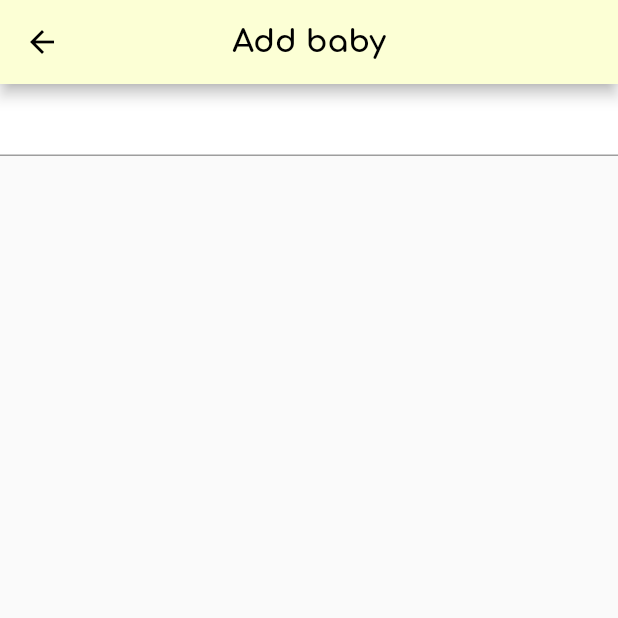
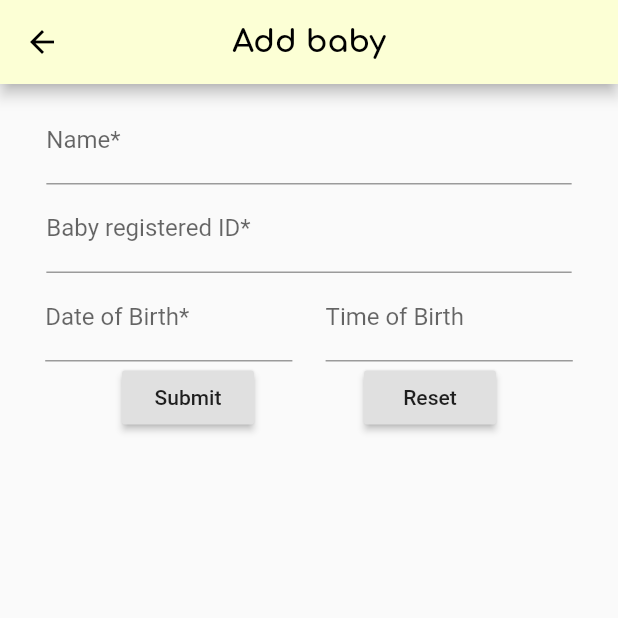
Before and after one commit to laipenghung/Bundle-Of-Joy, a Flutter app: the AddBaby screen opened directly, on a phone screen of 412 x 824 dp, the top half of it. Run offline on Flutter 3.47's test engine with Material 2 defaults, Android fonts, the light colour scheme and no system bars; drawn by our look-alikes of flutter_form_builder; our stand-ins replace cloud_firestore, firebase_auth, firebase_core, flutter_local_notifications, flutter_native_timezone, flutter_signin_button and 6 more; missing offline and left inert: flare_splash_screen, flutter_facebook_login, flutter_phone_direct_caller, fluttercontactpicker; accounts and stored records are empty.

Commit message:
Add baby form 50%

```diff
--- a/main/bundle_of_joy/lib/MotherHealthTracking/healthTrackingMother.dart
+++ b/main/bundle_of_joy/lib/MotherHealthTracking/healthTrackingMother.dart
@@ -17,7 +17,7 @@ class _HealthTrackingMotherState extends State<HealthTrackingMother> {
     final _listField = ["mh_id", "mh_date", "mh_time", "mh_bloodPressure", "mh_bloodSugar", "mh_height", "mh_weight", "mh_day_of_pregnancy"];
     List<HealthReport> _listInfo = List<HealthReport>();
 
-    if (collection.hasData) {
+    if (collection.data.docs.isNotEmpty) {
       if (collection.connectionState == ConnectionState.waiting) {
         return Center(
           child: Column(
--- a/main/bundle_of_joy/lib/baby/addBaby.dart
+++ b/main/bundle_of_joy/lib/baby/addBaby.dart
@@ -2,7 +2,9 @@ import "package:flutter/cupertino.dart";
 import "package:flutter/material.dart";
 import "package:firebase_auth/firebase_auth.dart";
 import "package:cloud_firestore/cloud_firestore.dart";
+import 'package:intl/intl.dart';
 import "baby.dart";
+import "package:flutter_form_builder/flutter_form_builder.dart";
 
 class AddBaby extends StatefulWidget {
   @override
@@ -10,11 +12,14 @@ class AddBaby extends StatefulWidget {
 }
 
 class _AddBaby extends State<AddBaby>{
+  final GlobalKey<FormBuilderState> _key = GlobalKey<FormBuilderState>();
 
   @override
   Widget build(BuildContext context) {
     final User user = FirebaseAuth.instance.currentUser;
     //DocumentReference babyDoc = FirebaseFirestore.instance.collection("mother").doc(user.uid).collection("baby");
+    double longWidth = MediaQuery.of(context).size.width * 0.85;
+    double shortWidth = MediaQuery.of(context).size.width * 0.4;
     double fontSizeTitle = MediaQuery.of(context).size.width * 0.05;
 
     return Scaffold(
@@ -34,10 +39,89 @@ class _AddBaby extends State<AddBaby>{
         backgroundColor: Color(0xFFFCFFD5),
         centerTitle: true,
       ),
-      body: Container(
-        color: Colors.white,
-        child: TextFormField(
-
+      body: FormBuilder(
+        key: _key,
+        child: Padding(
+          padding: EdgeInsets.all(8.0),
+          child: Column(
+            children: [
+              Row(
+                mainAxisAlignment: MainAxisAlignment.center,
+                children: [
+                  Container(
+                    width: longWidth,
+                    child: FormBuilderTextField(
+                      attribute: "name",
+                      decoration: InputDecoration(labelText: "Name*"),
+                      validators: [
+                        FormBuilderValidators.required(),
+                      ],
+                    ),
+                  ),
+                ],
+              ),
+              Row(
+                mainAxisAlignment: MainAxisAlignment.center,
+                children: [
+                  Container(
+                    width: longWidth,
+                    child: FormBuilderTextField(
+                      attribute: "registered_id",
+                      decoration: InputDecoration(labelText: "Baby registered ID*"),
+                      validators: [
+                        FormBuilderValidators.required(),
+                      ],
+                    ),
+                  ),
+                ],
+              ),
+              Row(
+                mainAxisAlignment: MainAxisAlignment.spaceEvenly,
+                children: [
+                  Container(
+                    width: shortWidth,
+                    child: FormBuilderDateTimePicker(
+                      attribute: "dob",
+                      inputType: InputType.date,
+                      format: DateFormat("yyyy-MM-dd"),
+                      decoration: InputDecoration(labelText: "Date of Birth*"),
+                      validators: [
+                        FormBuilderValidators.required(),
+                      ],
+                    ),
+                  ),
+                  Container(
+                    width: shortWidth,
+                    child: FormBuilderDateTimePicker(
+                      attribute: "tob",
+                      inputType: InputType.time,
+                      format: DateFormat("H:m"),
+                      decoration: InputDecoration(labelText: "Time of Birth"),
+                    ),
+                  ),
+                ],
+              ),
+              Row(
+                mainAxisAlignment: MainAxisAlignment.spaceEvenly,
+                children: [
+                  RaisedButton(
+                    child: Text("Submit"),
+                    onPressed: (){
+                      if(_key.currentState.saveAndValidate()){
+                        print(_key.currentState.value);
+                      }
+                    },
+                  ),
+                  RaisedButton(
+                    child: Text("Reset"),
+                    onPressed: (){
+                      _key.currentState.reset();
+                    }
+                  ),
+                ],
+              ),
+            ],
+          ),
         ),
       ),
     );
--- a/main/bundle_of_joy/pubspec.yaml
+++ b/main/bundle_of_joy/pubspec.yaml
@@ -45,6 +45,7 @@ dependencies:
   flutter_native_timezone: ^1.0.4
   flutter_slidable: ^0.5.7
   quiver: ^2.1.3
+  flutter_form_builder: ^3.14.0-alpha.4
 
 dev_dependencies:
   flutter_test:
```
Also changed, not shown: main/bundle_of_joy/pubspec.lock.
